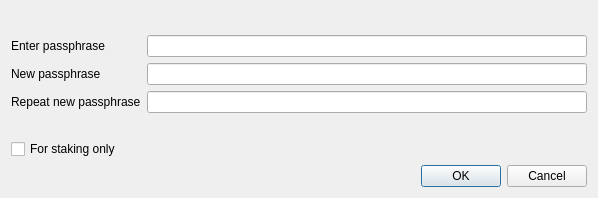
Old version of the form src/qt/forms/askpassphrasedialog.ui in the repository toacoin/TOA.
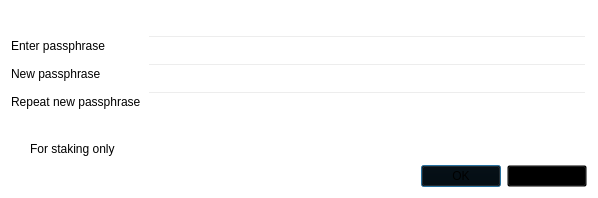
New version of the form. Icons and pictures are not drawn.

```diff
--- a/src/qt/forms/askpassphrasedialog.ui
+++ b/src/qt/forms/askpassphrasedialog.ui
@@ -26,7 +26,7 @@
    <string>Passphrase Dialog</string>
   </property>
   <property name="styleSheet">
-   <string notr="true">background-image: url(:/images/2s);</string>
+   <string notr="true">background: transparent;</string>
   </property>
   <layout class="QVBoxLayout" name="verticalLayout">
    <item>
```
